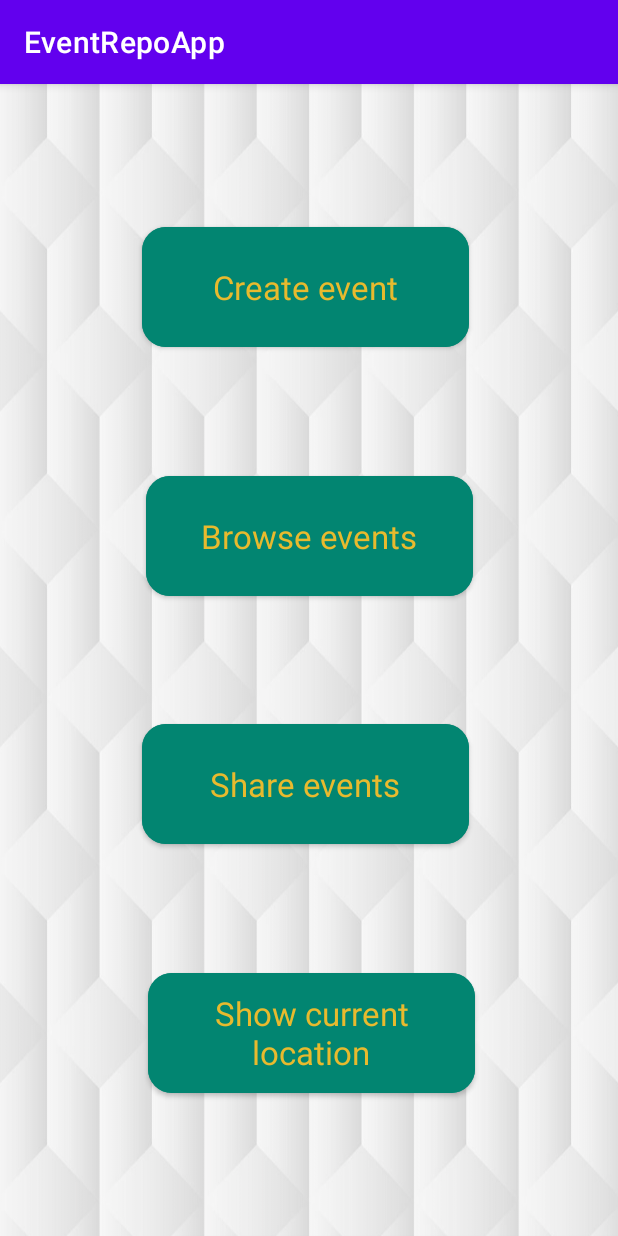
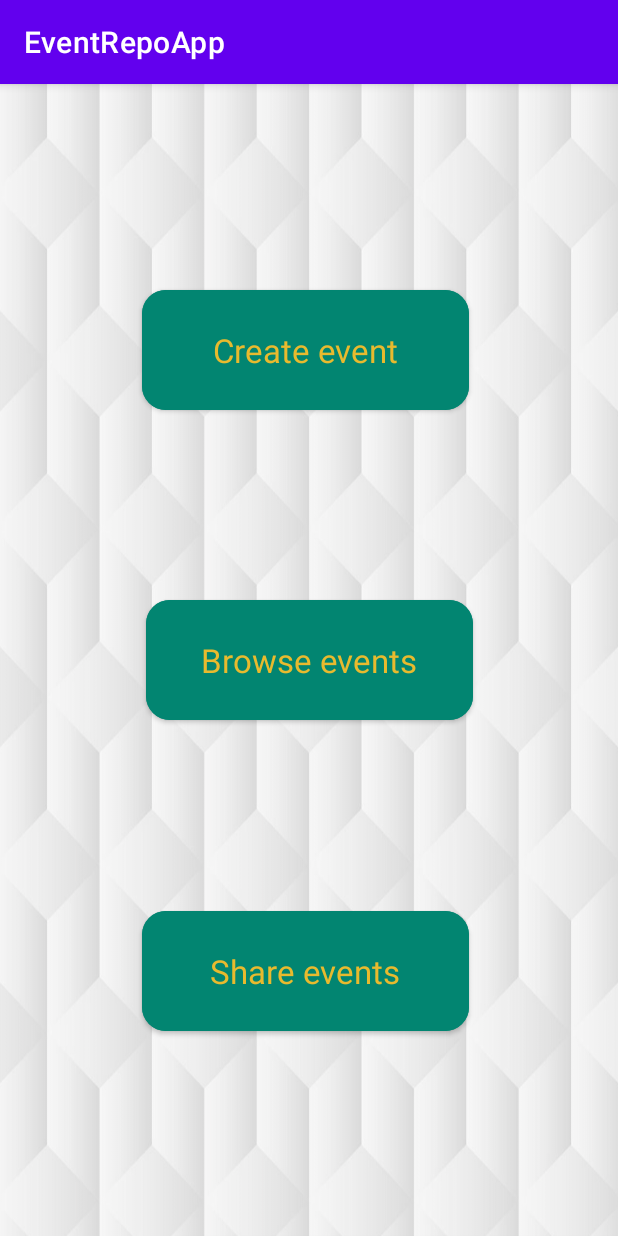
Before and after one commit to tymoteusz-chelmecki/EventRepoApp, an Android app: the screen it shows after launch (MainActivity), on a phone screen of 412 x 824 dp. Run offline under Robolectric (Android 15) with nearby library versions, the phone set to English and light mode, and no system bars.

Commit message:
Remove unused button from main menu

```diff
--- a/app/src/main/res/layout/activity_main.xml
+++ b/app/src/main/res/layout/activity_main.xml
@@ -12,28 +12,9 @@
         android:layout_width="218dp"
         android:layout_height="92dp"
         android:layout_marginTop="8dp"
-        android:layout_marginBottom="8dp"
+        android:layout_marginBottom="32dp"
         android:backgroundTint="@color/teal"
         android:text="@string/share_button_text"
-        android:textAppearance="@style/TextAppearance.AppCompat.Large"
-        android:textColor="@color/cream"
-        app:cornerRadius="16dp"
-        app:layout_constraintBottom_toTopOf="@id/button_show_location"
-        app:layout_constraintEnd_toEndOf="parent"
-        app:layout_constraintHorizontal_bias="0.488"
-        app:layout_constraintStart_toStartOf="parent"
-        app:layout_constraintTop_toBottomOf="@id/button_browse" />
-
-    <Button
-        android:id="@+id/button_show_location"
-        android:layout_width="218dp"
-        android:layout_height="92dp"
-        android:layout_marginStart="159dp"
-        android:layout_marginTop="8dp"
-        android:layout_marginEnd="159dp"
-        android:layout_marginBottom="32dp"
-        android:backgroundTint="@color/teal"
-        android:text="@string/show_location_button_text"
         android:textAppearance="@style/TextAppearance.AppCompat.Large"
         android:textColor="@color/cream"
         app:cornerRadius="16dp"
@@ -41,7 +22,7 @@
         app:layout_constraintEnd_toEndOf="parent"
         app:layout_constraintHorizontal_bias="0.488"
         app:layout_constraintStart_toStartOf="parent"
-        app:layout_constraintTop_toBottomOf="@id/button_share" />
+        app:layout_constraintTop_toBottomOf="@id/button_browse" />
 
     <Button
         android:id="@+id/button_browse"
```
Also changed, not shown: app/src/main/java/com/example/event_repo_app/activity/MainActivity.java (+1 -17 lines).
